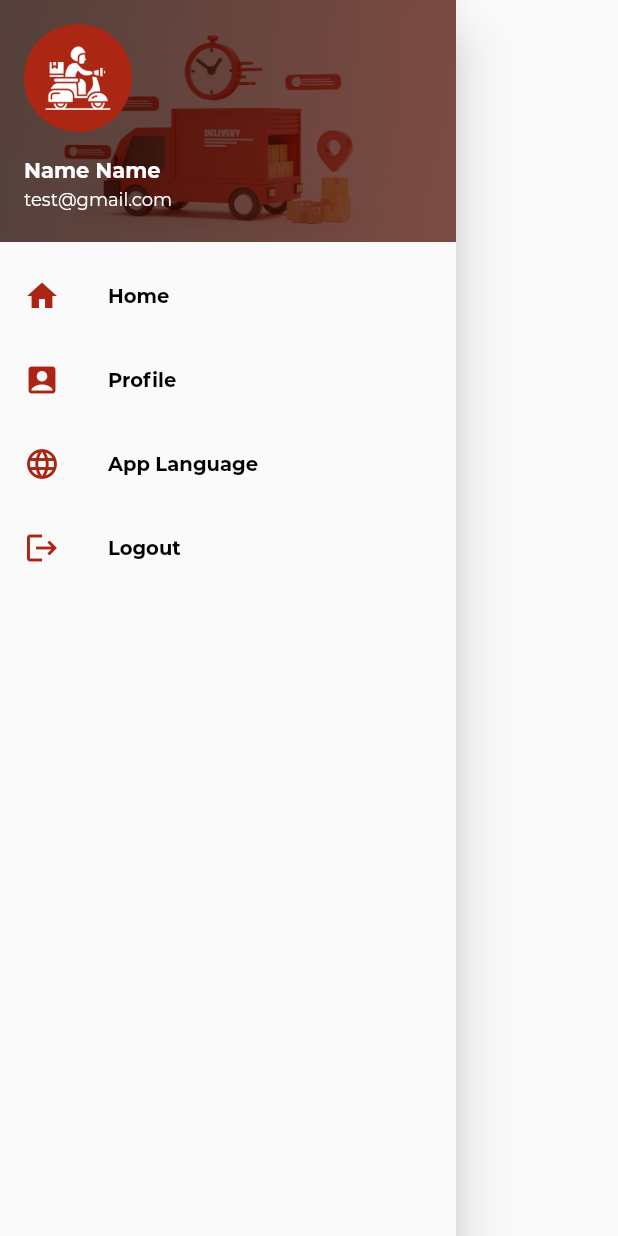
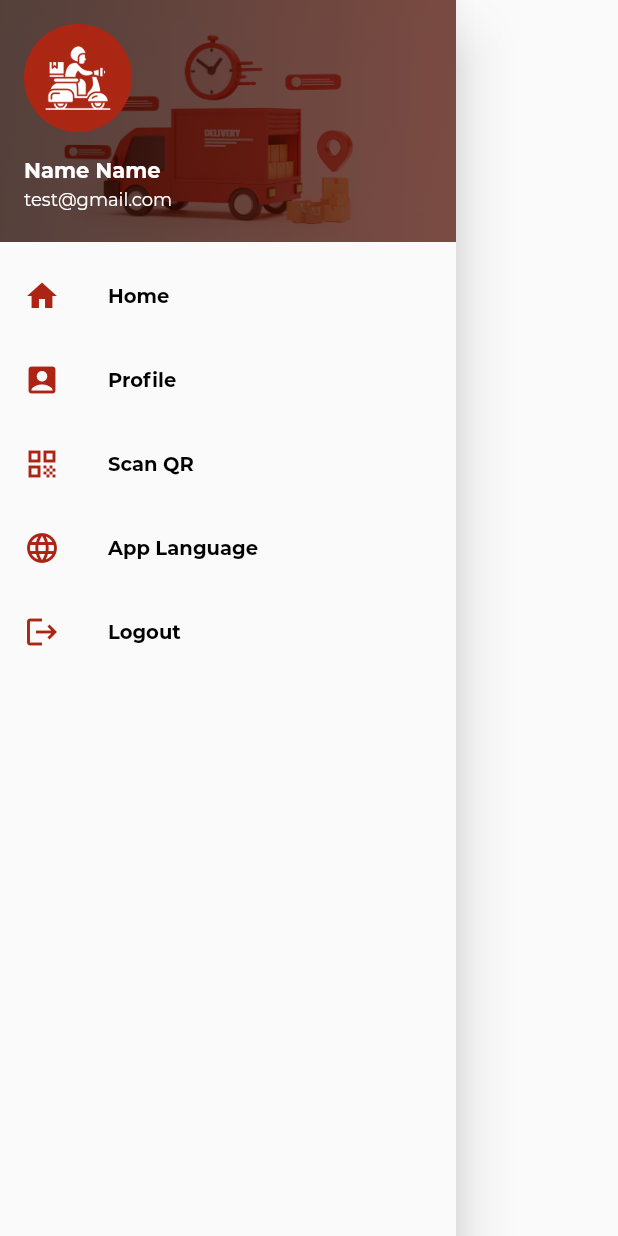
Before and after one commit to helalmoamad/delivery-man, a Flutter app: the CustomDrawer widget shown alone on an empty page, opened directly, on a phone screen of 412 x 824 dp. Run offline on Flutter 3.47's test engine with Material 2 defaults, Android fonts, the phone set to English and light mode, and no system bars; drawn by our look-alikes of auto_size_text; our stand-ins replace audioplayers, cached_network_image, dartz, flutter_spinkit, get, get_storage and 1 more; missing offline and left inert: qr_code_scanner, record; accounts and stored records are empty; network calls fail; project files that could hold a hidden picture were left out.

Commit message:
Add Qr Scan

```diff
--- /dev/null
+++ b/lib/controllers/QR/qr_binding.dart
@@ -0,0 +1,9 @@
+import 'package:delivery_man_app/controllers/QR/qr_controller.dart';
+import 'package:get/get.dart';
+
+class QRBinding implements Bindings {
+  @override
+  void dependencies() {
+    Get.lazyPut<QRController>(() => QRController());
+  }
+}
--- a/lib/language/arabic.dart
+++ b/lib/language/arabic.dart
@@ -59,4 +59,8 @@ const Map<String, String> ar = {
   'Failed': 'فشل',
   'Canceled': 'مُلغى',
   'Canceled Archived': 'مُلغى و مؤرشف',
+  'Scan QR': 'مسح الـ QR',
+  'Assign To Vehicle': 'الربط مع عربة',
+  'Scan a code': 'امسح الرمز',
+  'Result': 'النتيجة',
 };
--- a/lib/language/english.dart
+++ b/lib/language/english.dart
@@ -59,4 +59,8 @@ const Map<String, String> en = {
   'Failed': 'Failed',
   'Canceled': 'Canceled',
   'Canceled Archived': 'Canceled Archived',
+  'Scan QR': 'Scan QR',
+  'Assign To Vehicle': 'Assign To Vehicle',
+  'Scan a code': 'Scan a code',
+  'Result': 'Result',
 };
--- a/lib/routes/routes.dart
+++ b/lib/routes/routes.dart
@@ -1,3 +1,5 @@
+import 'package:delivery_man_app/controllers/QR/qr_binding.dart';
+import 'package:delivery_man_app/views/DrawerPages/scan_qr_page.dart';
 import 'package:get/get.dart';
 import '../controllers/Auth/auth_binding.dart';
 import '../controllers/Orders/orders_bindings.dart';
@@ -12,6 +14,7 @@ class Routes {
   static const mainPage = '/mainPage';
   static const orderssPage = '/orderssPage';
   static const ordersDetailsPage = '/ordersDetailsPage';
+  static const scanQRPage = '/scanQRPage';
 }
 
 class AppRoutes {
@@ -44,5 +47,13 @@ class AppRoutes {
       transition: Transition.fade,
       transitionDuration: const Duration(milliseconds: 500),
     ),
+    ///////
+    GetPage(
+      name: Routes.scanQRPage,
+      page: () => ScanQRPage(),
+      transition: Transition.fade,
+      binding: QRBinding(),
+      transitionDuration: const Duration(milliseconds: 500),
+    ),
   ];
 }
--- a/lib/shared/widgets/custom_drawer.dart
+++ b/lib/shared/widgets/custom_drawer.dart
@@ -1,3 +1,4 @@
+import 'package:delivery_man_app/routes/routes.dart';
 import 'package:delivery_man_app/shared/constants/lang_constants.dart';
 import 'package:delivery_man_app/shared/global_functions/global_functions.dart';
 import 'package:delivery_man_app/shared/widgets/text_widget.dart';
@@ -76,6 +77,22 @@ class CustomDrawer extends StatelessWidget {
                 textAlign: TextAlign.start,
                 maxline: 1),
             onTap: () {},
+          ),
+          ListTile(
+            leading: const Icon(
+              Icons.qr_code,
+              color: AppColors.primaryDark,
+            ),
+            title: TextWidget(
+                text: 'Scan QR'.tr,
+                color: AppColors.blackDark,
+                fontSize: 13,
+                fontWeight: FontWeight.w600,
+                textAlign: TextAlign.start,
+                maxline: 1),
+            onTap: () {
+              Get.toNamed(Routes.scanQRPage);
+            },
           ),
           ListTile(
             leading: const Icon(
--- a/pubspec.yaml
+++ b/pubspec.yaml
@@ -23,6 +23,7 @@ dependencies:
   cached_network_image: 3.3.0
   record: 4.4.4
   audioplayers: 5.2.0
+  qr_code_scanner: 1.0.1
 
 
 
```
Also changed, not shown: lib/controllers/QR/qr_controller.dart (added, +42 -0 lines), lib/views/DrawerPages/scan_qr_page.dart (added, +125 -0 lines), pubspec.lock, 1 other file.
